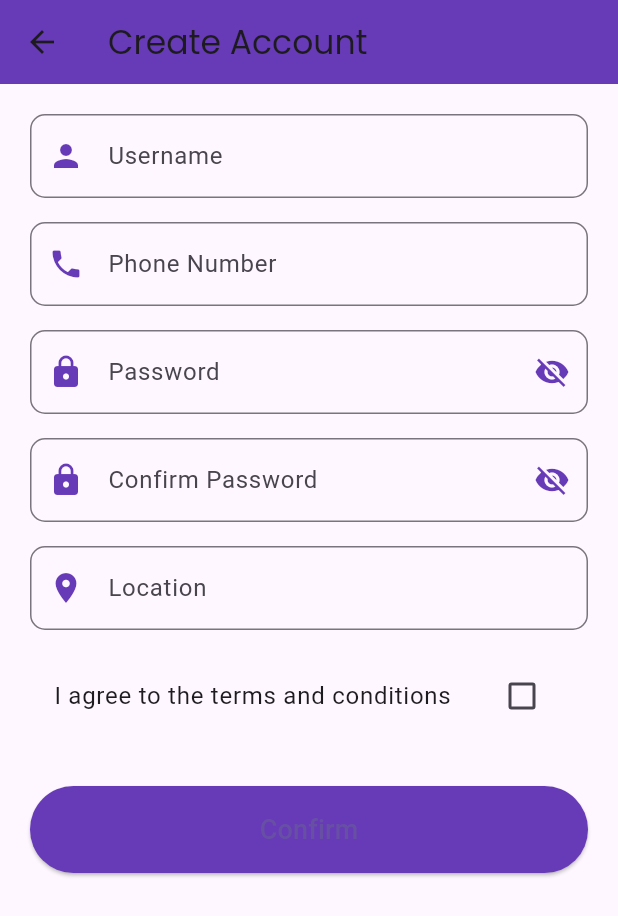
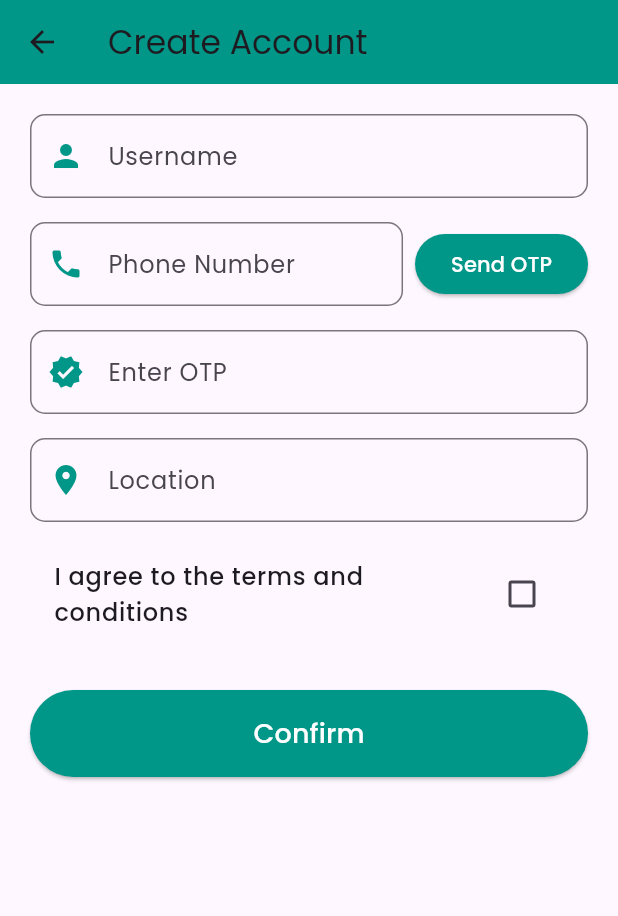
Before and after one commit to CharanBot/OneClick, a Flutter app: the IndividualPage screen opened directly, on a phone screen of 412 x 824 dp. Shown: the top 916 px of the screen. Run offline on Flutter 3.47's test engine with Material 3 defaults, Android fonts, the phone set to English and light mode, and no system bars; our stand-ins replace carousel_slider, file_picker, get, iconsax, image_picker, intl_phone_field and 3 more.

Commit message:
entire theme change, creating account fixed

```diff
--- a/lib/features/authentication/sign_In/create_acc/individual_create_acc.dart
+++ b/lib/features/authentication/sign_In/create_acc/individual_create_acc.dart
@@ -6,15 +6,21 @@ class IndividualPage extends StatelessWidget {
 
   final TextEditingController _usernameController = TextEditingController();
   final TextEditingController _phoneNumberController = TextEditingController();
-  final TextEditingController _passwordController = TextEditingController();
-  final TextEditingController _confirmPasswordController =
-      TextEditingController();
+  final TextEditingController _otpController = TextEditingController();
   final TextEditingController _locationController = TextEditingController();
   final RxBool _agreeToTerms = false.obs;
-  final RxBool _hidePassword = true.obs;
-  final RxBool _hideConfirmPassword = true.obs;
 
   IndividualPage({super.key});
+
+  void _sendOtp() {
+    // Function to send OTP to the phone number
+    print("OTP sent to ${_phoneNumberController.text}");
+  }
+
+  void _verifyOtp() {
+    // Function to verify OTP
+    print("OTP verified: ${_otpController.text}");
+  }
 
   @override
   Widget build(BuildContext context) {
@@ -24,7 +30,7 @@ class IndividualPage extends StatelessWidget {
           'Create Account',
           style: TextStyle(fontFamily: 'Poppins'),
         ),
-        backgroundColor: Colors.deepPurple,
+        backgroundColor: Colors.teal,
       ),
       body: SingleChildScrollView(
         padding: const EdgeInsets.all(20.0),
@@ -35,48 +41,42 @@ class IndividualPage extends StatelessWidget {
             children: [
               _buildTextField(_usernameController, 'Username', Icons.person),
               const SizedBox(height: 16),
-              _buildTextField(
-                  _phoneNumberController, 'Phone Number', Icons.phone),
-              const SizedBox(height: 16),
-              Obx(
-                () => _buildTextField(
-                  _passwordController,
-                  'Password',
-                  Icons.lock,
-                  obscureText: _hidePassword.value,
-                  toggleVisibility: () {
-                    _hidePassword.value = !_hidePassword.value;
-                  },
-                  isPassword: true,
-                  hidePassword: _hidePassword.value,
-                ),
+              Row(
+                children: [
+                  Expanded(
+                    child: _buildTextField(
+                        _phoneNumberController, 'Phone Number', Icons.phone),
+                  ),
+                  const SizedBox(width: 8),
+                  ElevatedButton(
+                    onPressed: _sendOtp,
+                    style: ElevatedButton.styleFrom(
+                        backgroundColor: Colors.teal,
+                        foregroundColor: Colors.white),
+                    child: const Text(
+                      'Send OTP',
+                      style: TextStyle(fontFamily: 'Poppins'),
+                    ),
+                  ),
+                ],
               ),
               const SizedBox(height: 16),
-              Obx(
-                () => _buildTextField(
-                  _confirmPasswordController,
-                  'Confirm Password',
-                  Icons.lock,
-                  obscureText: _hideConfirmPassword.value,
-                  toggleVisibility: () {
-                    _hideConfirmPassword.value = !_hideConfirmPassword.value;
-                  },
-                  isPassword: true,
-                  hidePassword: _hideConfirmPassword.value,
-                ),
-              ),
+              _buildTextField(_otpController, 'Enter OTP', Icons.verified,
+                  isOtp: true),
               const SizedBox(height: 16),
               _buildTextField(
                   _locationController, 'Location', Icons.location_on),
               const SizedBox(height: 16),
               Obx(
                 () => CheckboxListTile(
-                  title: const Text('I agree to the terms and conditions'),
+                  title: const Text('I agree to the terms and conditions',
+                      style: TextStyle(
+                          fontFamily: 'Poppins', fontWeight: FontWeight.w500)),
                   value: _agreeToTerms.value,
                   onChanged: (bool? value) {
                     _agreeToTerms.value = value!;
                   },
-                  activeColor: Colors.deepPurple,
+                  activeColor: Colors.teal,
                 ),
               ),
               const SizedBox(height: 32),
@@ -86,17 +86,23 @@ class IndividualPage extends StatelessWidget {
                   onPressed: () {
                     if (_formKey.currentState!.validate() &&
                         _agreeToTerms.value) {
-                      // Handle form submission
+                      _verifyOtp();
+                      // Handle form submission after OTP verification
                     }
                   },
                   style: ElevatedButton.styleFrom(
-                    backgroundColor: Colors.deepPurple,
+                    backgroundColor: Colors.teal,
+                    foregroundColor: Colors.white,
                     padding: const EdgeInsets.symmetric(vertical: 16),
                     shape: RoundedRectangleBorder(
                       borderRadius: BorderRadius.circular(30.0),
                     ),
                   ),
-                  child: const Text('Confirm', style: TextStyle(fontSize: 18)),
+                  child: const Text('Confirm',
+                      style: TextStyle(
+                          fontFamily: 'Poppins',
+                          fontWeight: FontWeight.w500,
+                          fontSize: 18)),
                 ),
               ),
             ],
@@ -108,29 +114,19 @@ class IndividualPage extends StatelessWidget {
 
   Widget _buildTextField(
       TextEditingController controller, String labelText, IconData icon,
-      {bool obscureText = false,
-      bool isPassword = false,
-      bool hidePassword = false,
-      VoidCallback? toggleVisibility}) {
+      {bool isOtp = false}) {
     return TextFormField(
       controller: controller,
       decoration: InputDecoration(
         labelText: labelText,
-        prefixIcon: Icon(icon, color: Colors.deepPurple),
+        labelStyle: const TextStyle(fontFamily: 'Poppins'),
+        prefixIcon: Icon(icon, color: Colors.teal),
         border: OutlineInputBorder(
           borderRadius: BorderRadius.circular(10.0),
         ),
-        suffixIcon: isPassword
-            ? IconButton(
-                icon: Icon(
-                  hidePassword ? Icons.visibility_off : Icons.visibility,
-                  color: Colors.deepPurple,
-                ),
-                onPressed: toggleVisibility,
-              )
-            : null,
       ),
-      obscureText: obscureText,
+      keyboardType: isOtp ? TextInputType.number : TextInputType.text,
+      style: const TextStyle(fontFamily: 'Poppins'),
       validator: (value) {
         if (value == null || value.isEmpty) {
           return 'Please enter your $labelText';
@@ -140,3 +136,13 @@ class IndividualPage extends StatelessWidget {
     );
   }
 }
+
+void main() {
+  runApp(MaterialApp(
+    home: IndividualPage(),
+    theme: ThemeData(
+      primarySwatch: Colors.teal,
+      fontFamily: 'Poppins',
+    ),
+  ));
+}
```
Also changed, not shown: lib/features/authentication/select_language/widgets/next_button.dart (+4 -4 lines), lib/features/authentication/sign_In/create_acc/select_user_type.dart (+14 -4 lines), lib/features/authentication/sign_In/create_acc/service_provider_create_acc.dart (+16 -7 lines).
